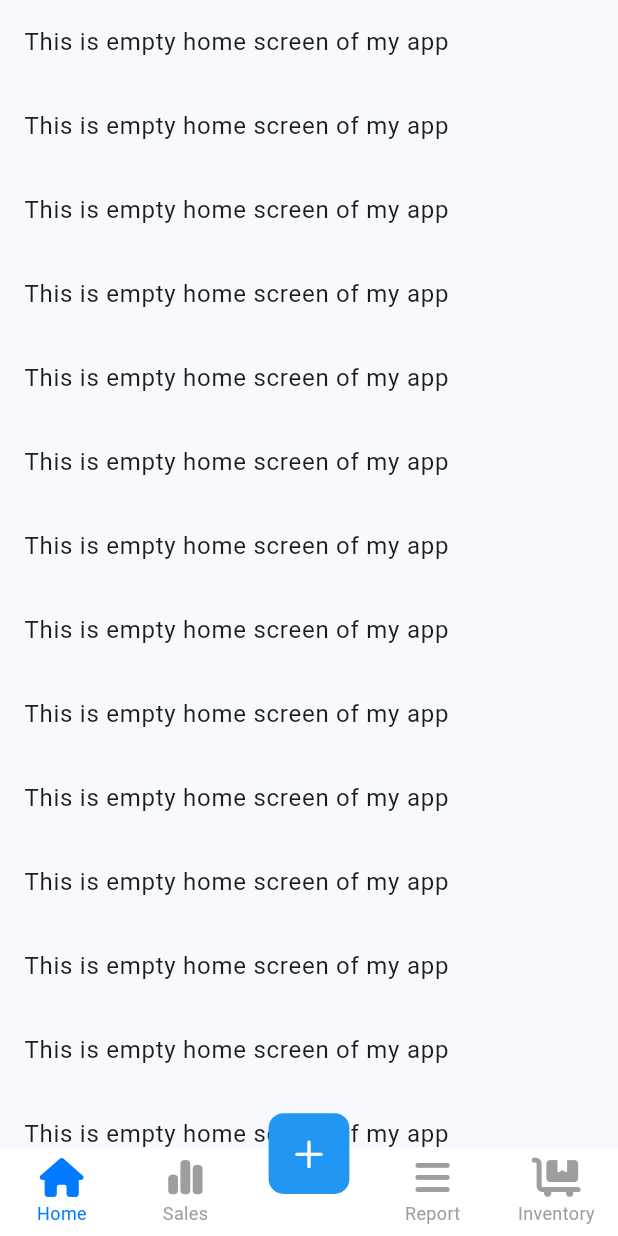
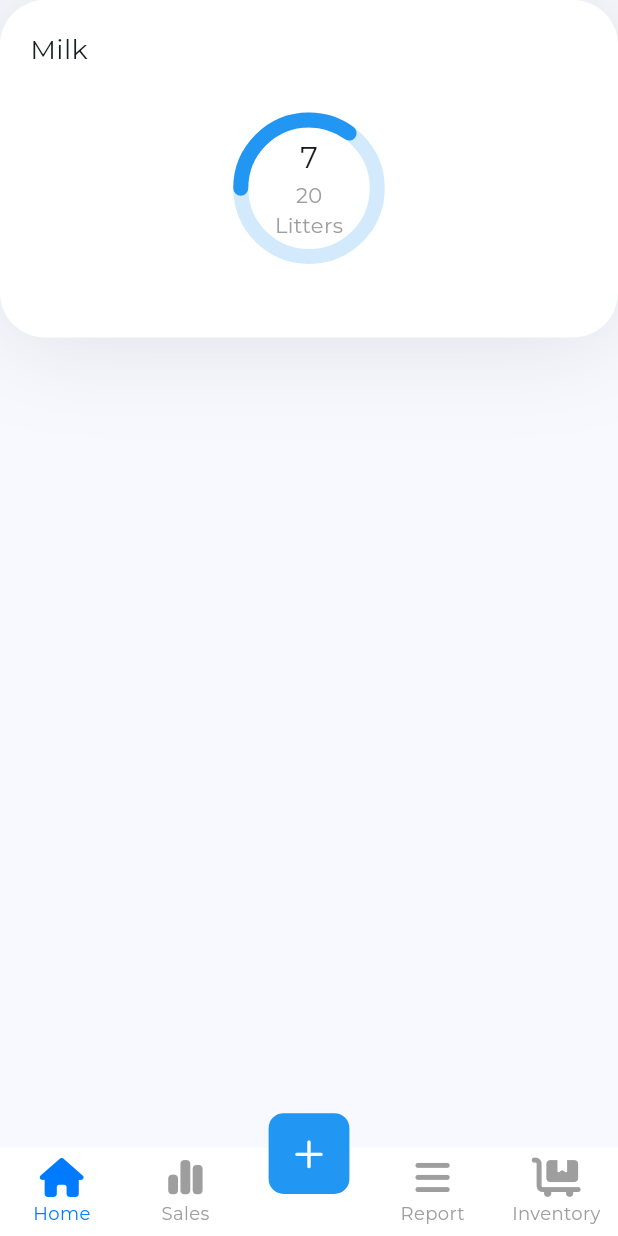
Before and after one commit to MrSaim777/shop_management_system, a Flutter app: the screen it shows after launch, on a phone screen of 412 x 824 dp. Run offline on Flutter 3.47's test engine with Material 3 defaults, Android fonts, the phone set to English and light mode, and no system bars; drawn by our look-alikes of persistent_bottom_nav_bar; our stand-ins replace font_awesome_flutter, google_fonts.

Commit message:
architecture setup

```diff
--- a/lib/main.dart
+++ b/lib/main.dart
@@ -1,6 +1,7 @@
 import 'package:flutter/material.dart';
-import 'package:shop_management/bottom_nav.dart';
-import 'package:shop_management/colors_const.dart';
+import 'package:google_fonts/google_fonts.dart';
+import 'package:shop_management/view/screens/bottom_nav.dart';
+import 'package:shop_management/utils/constants/colors_const.dart';
 
 void main() {
   runApp(const MyApp());
@@ -11,13 +12,16 @@ class MyApp extends StatelessWidget {
 
   @override
   Widget build(BuildContext context) {
-    return MaterialApp(
-      title: 'Lahori Milk Shop',
-      theme: ThemeData(
-        colorScheme: ColorScheme.fromSeed(seedColor: AppColors.kPrimaryColor),
-        useMaterial3: true,
+    return SafeArea(
+      child: MaterialApp(
+        title: 'Lahori Milk Shop',
+        theme: ThemeData(
+          colorScheme: ColorScheme.fromSeed(seedColor: AppColors.kPrimaryColor),
+          useMaterial3: true,
+          fontFamily: GoogleFonts.montserrat().fontFamily,
+        ),
+        home: BottomNavigation(),
       ),
-      home: BottomNavigation(),
     );
   }
 }
--- /dev/null
+++ b/lib/view/animations/fade_in.dart
@@ -0,0 +1,55 @@
+import 'package:flutter/material.dart';
+
+class FadeInAnimation extends StatefulWidget {
+  const FadeInAnimation({super.key, required this.child, required this.delay});
+
+  final Widget child;
+  final double delay;
+
+  @override
+  State<FadeInAnimation> createState() => _FadeInAnimationState();
+}
+
+class _FadeInAnimationState extends State<FadeInAnimation>
+    with TickerProviderStateMixin {
+  late AnimationController controller;
+  late Animation<double> animation;
+  late Animation<double> animation2;
+
+  @override
+  void initState() {
+    super.initState();
+    controller = AnimationController(
+        duration: Duration(milliseconds: (500 * widget.delay).round()),
+        vsync: this);
+    animation2 = Tween<double>(begin: -40, end: 0).animate(controller)
+      ..addListener(() {
+        setState(() {});
+      });
+
+    animation = Tween<double>(begin: 0, end: 1).animate(controller)
+      ..addListener(() {
+        setState(() {
+          // The state that has changed here is the animation object’s value.
+        });
+      });
+  }
+
+  @override
+  Widget build(BuildContext context) {
+    controller.forward();
+    return Transform.translate(
+      offset: Offset(0, animation2.value),
+      child: Opacity(
+        opacity: animation.value,
+        child: widget.child,
+      ),
+    );
+  }
+
+  @override
+  void dispose() {
+    controller.dispose();
+    super.dispose();
+  }
+}
--- a/lib/bottom_nav.dart
+++ b/lib/view/screens/bottom_nav.dart
@@ -2,7 +2,8 @@ import 'package:flutter/cupertino.dart';
 import 'package:flutter/material.dart';
 import 'package:font_awesome_flutter/font_awesome_flutter.dart';
 import 'package:persistent_bottom_nav_bar/persistent_tab_view.dart';
-import 'package:shop_management/colors_const.dart';
+import 'package:shop_management/utils/constants/colors_const.dart';
+import 'package:shop_management/view/screens/home_screen.dart';
 
 class BottomNavigation extends StatelessWidget {
   BottomNavigation({super.key});
@@ -10,8 +11,7 @@ class BottomNavigation extends StatelessWidget {
       PersistentTabController(initialIndex: 0);
   List<Widget> _buildScreens() {
     return [
-      const Screen1(),
-      // const Center(child: Text("Home")),
+      const HomeScreen(),
       const Center(child: Text("Sales")),
       const Center(child: Text("Add")),
       const Center(child: Text("Report")),
@@ -26,24 +26,15 @@ class BottomNavigation extends StatelessWidget {
     return [
       PersistentBottomNavBarItem(
         icon: const FaIcon(FontAwesomeIcons.house),
-        // icon: Image.asset(
-        //   AppIcons.report,
-        //   scale: h / 50,
-        //   color: AppColors.kGreyColor,
-        // ),
         title: ("Home"),
-
+        textStyle: const TextStyle(fontSize: 12),
         activeColorPrimary: CupertinoColors.activeBlue,
         inactiveColorPrimary: AppColors.kGreyColor,
       ),
       PersistentBottomNavBarItem(
         icon: const FaIcon(FontAwesomeIcons.chartSimple),
-        // icon: Image.asset(
-        //   AppIcons.sales,
-        //   scale: h / 50,
-        //   color: AppColors.kGreyColor,
-        // ),
         title: ("Sales"),
+        textStyle: const TextStyle(fontSize: 12),
         activeColorPrimary: AppColors.kPrimaryColor,
         inactiveColorPrimary: AppColors.kGreyColor,
       ),
@@ -51,31 +42,22 @@ class BottomNavigation extends StatelessWidget {
         icon: const Icon(
           CupertinoIcons.add,
         ),
+        inactiveColorSecondary: AppColors.kGreyColor,
         activeColorPrimary: AppColors.kPrimaryColor,
         inactiveColorPrimary: AppColors.kWhiteColor,
         activeColorSecondary: AppColors.kWhiteColor,
       ),
       PersistentBottomNavBarItem(
         icon: const FaIcon(FontAwesomeIcons.bars),
-
-        // icon: Image.asset(
-        //   AppIcons.report,
-        //   color: AppColors.kGreyColor,
-        //   scale: h / 50,
-        // ),
         title: ("Report"),
+        textStyle: const TextStyle(fontSize: 12),
         activeColorPrimary: AppColors.kPrimaryColor,
         inactiveColorPrimary: AppColors.kGreyColor,
       ),
       PersistentBottomNavBarItem(
         icon: const FaIcon(FontAwesomeIcons.cartFlatbed),
-
-        // icon: Image.asset(
-        //   AppIcons.boxes,
-        //   color: AppColors.kGreyColor,
-        //   scale: h / 50,
-        // ),
         title: ("Inventory"),
+        textStyle: const TextStyle(fontSize: 12),
         activeColorPrimary: AppColors.kPrimaryColor,
         inactiveColorPrimary: AppColors.kGreyColor,
       ),
--- /dev/null
+++ b/lib/view/screens/home_screen.dart
@@ -0,0 +1,56 @@
+import 'package:flutter/material.dart';
+import 'package:shop_management/utils/constants/assets_const.dart';
+import 'package:shop_management/utils/constants/colors_const.dart';
+import 'package:shop_management/view/animations/fade_in.dart';
+import 'package:shop_management/view/widgets/app_card.dart';
+import 'package:shop_management/view/widgets/progress_with_text.dart';
+
+class HomeScreen extends StatelessWidget {
+  const HomeScreen({super.key});
+
+  @override
+  Widget build(BuildContext context) {
+    return Scaffold(
+      body: Column(
+        children: [
+          Container(),
+          const FadeInAnimation(
+            delay: 2,
+            child: AppCard(
+              height: 225,
+              child: Column(
+                children: [
+                  Row(
+                    children: [
+                      Text(
+                        "Milk",
+                        style: TextStyle(fontSize: 18),
+                      ),
+                      Spacer(),
+                      // SizedBox(
+                      //   height: 30,
+                      //   width: 30,
+                      //   child: Image.asset(
+                      //     AppIcons.analytics,
+                      //     color: AppColors.kPrimaryColor,
+                      //   ),
+                      // ),
+                    ],
+                  ),
+                  Expanded(
+                    child: ProgressWithText(
+                      indicatorValue: 7/20,
+                      title: 'Litters',
+                      value: 7,
+                      totalValue: 20,
+                    ),
+                  ),
+                ],
+              ),
+            ),
+          ),
+        ],
+      ),
+    );
+  }
+}
--- /dev/null
+++ b/lib/view/widgets/app_card.dart
@@ -0,0 +1,37 @@
+import 'package:flutter/material.dart';
+import 'package:shop_management/utils/constants/colors_const.dart';
+
+class AppCard extends StatelessWidget {
+  const AppCard({
+    super.key,
+    required this.child,
+    required this.height,
+    this.color,
+  });
+
+  final Widget child;
+  final double height;
+  final MaterialColor? color;
+
+  @override
+  Widget build(BuildContext context) {
+    return Container(
+      padding: const EdgeInsets.all(20),
+      height: height,
+      decoration: BoxDecoration(
+        color: color != null ? null : AppColors.kWhiteColor,
+        gradient: color == null
+            ? null
+            : LinearGradient(colors: [color!.shade300, color!.shade500]),
+        borderRadius: BorderRadius.circular(30),
+        boxShadow: [
+          BoxShadow(
+            color: AppColors.kGreyColor.withOpacity(.3),
+            blurRadius: 60,
+          ),
+        ],
+      ),
+      child: child,
+    );
+  }
+}
--- /dev/null
+++ b/lib/view/widgets/increasing_text.dart
@@ -0,0 +1,58 @@
+import 'package:flutter/material.dart';
+
+class IncreasingText extends StatefulWidget {
+  const IncreasingText(
+    this.value, {
+    super.key,
+    required this.isSingle,
+    required this.style,
+    this.suffix,
+  });
+
+  @override
+  State<IncreasingText> createState() => _IncreasingTextState();
+  final double value;
+  final bool isSingle;
+  final TextStyle style;
+  final String? suffix;
+}
+
+class _IncreasingTextState extends State<IncreasingText>
+    with SingleTickerProviderStateMixin {
+  AnimationController? _controller;
+  Animation<double>? animation;
+
+  @override
+  void initState() {
+    super.initState();
+    _controller = AnimationController(
+        vsync: this, duration: const Duration(milliseconds: 1200));
+    animation = Tween<double>(begin: 0, end: widget.value).animate(_controller!)
+      ..addListener(() {
+        setState(() {});
+      });
+
+    WidgetsBinding.instance.addPostFrameCallback((timeStamp) {
+      Future.delayed(const Duration(milliseconds: 200)).then(
+        (value) => _controller!.forward(),
+      );
+    });
+  }
+
+  @override
+  void dispose() {
+    _controller!.dispose();
+    super.dispose();
+  }
+
+  @override
+  Widget build(BuildContext context) {
+    return Text(
+      animation == null
+          ? "0"
+          : animation!.value.toStringAsFixed(widget.isSingle ? 0 : 2) +
+              (widget.suffix ?? ""),
+      style: widget.style,
+    );
+  }
+}
--- /dev/null
+++ b/lib/view/widgets/progress_with_text.dart
@@ -0,0 +1,101 @@
+import 'package:flutter/material.dart';
+import 'package:shop_management/utils/constants/colors_const.dart';
+
+class ProgressWithText extends StatefulWidget {
+  const ProgressWithText(
+      {super.key,
+      required this.indicatorValue,
+      required this.title,
+      required this.value,
+      required this.totalValue});
+
+  final double indicatorValue;
+  final String title;
+  final int value;
+  final int totalValue;
+
+  @override
+  State<ProgressWithText> createState() => _ProgressWithTextState();
+}
+
+class _ProgressWithTextState extends State<ProgressWithText>
+    with SingleTickerProviderStateMixin {
+  AnimationController? _controller;
+  Animation<double>? valueAnimation;
+  Animation<double>? indicatorAnimation;
+
+  @override
+  void initState() {
+    _controller = AnimationController(
+      vsync: this,
+      duration: const Duration(milliseconds: 1200),
+    );
+
+    valueAnimation =
+        Tween<double>(begin: 0, end: widget.value * 1).animate(_controller!)
+          ..addListener(() {
+            setState(() {});
+          });
+    indicatorAnimation = Tween<double>(begin: 0, end: widget.indicatorValue)
+        .animate(_controller!)
+      ..addListener(() {
+        setState(() {});
+      });
+    super.initState();
+
+    WidgetsBinding.instance.addPostFrameCallback((timeStamp) {
+      Future.delayed(const Duration(milliseconds: 200)).then(
+        (value) => _controller!.forward(),
+      );
+    });
+  }
+
+  @override
+  Widget build(BuildContext context) {
+    double w = (MediaQuery.sizeOf(context).width / 2) - 35;
+    return Stack(
+      children: [
+        Align(
+          alignment: Alignment.center,
+          child: Column(
+            mainAxisSize: MainAxisSize.min,
+            children: [
+              Text(
+                "${valueAnimation?.value ?? 0}".split('.')[0],
+                style: const TextStyle(fontSize: 20),
+              ),
+              Text(
+                widget.totalValue.toString(),
+                style: const TextStyle(
+                  color: AppColors.kGreyColor,
+                ),
+              ),
+              Text(
+                widget.title,
+                style: const TextStyle(
+                  color: AppColors.kGreyColor,
+                ),
+              ),
+            ],
+          ),
+        ),
+        Align(
+          alignment: Alignment.center,
+          child: SizedBox.square(
+            dimension: w - 80,
+            child: RotatedBox(
+              quarterTurns: 3,
+              child: CircularProgressIndicator(
+                color: AppColors.kPrimaryColor,
+                strokeCap: StrokeCap.round,
+                strokeWidth: 10,
+                value: indicatorAnimation?.value ?? 0,
+                backgroundColor: AppColors.kPrimaryColor.withOpacity(.2),
+              ),
+            ),
+          ),
+        ),
+      ],
+    );
+  }
+}
--- a/pubspec.yaml
+++ b/pubspec.yaml
@@ -17,6 +17,7 @@ dependencies:
   cupertino_icons: ^1.0.2
   persistent_bottom_nav_bar: ^5.0.2
   font_awesome_flutter: ^10.6.0
+  google_fonts: ^6.1.0
 
 dev_dependencies:
   flutter_test:
```
Also changed, not shown: lib/data/exceptions.dart (added), lib/utils/constants/assets_const.dart (renamed from lib/assets_const.dart), lib/utils/constants/colors_const.dart (renamed from lib/colors_const.dart), pubspec.lock, 1 other file.
